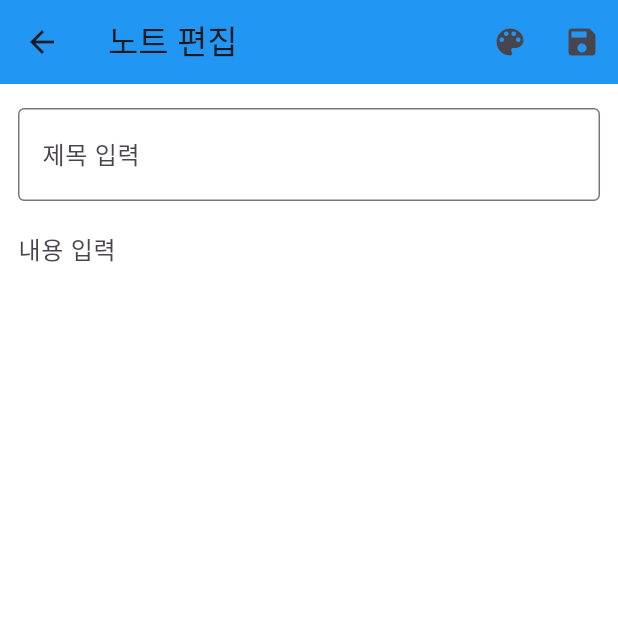
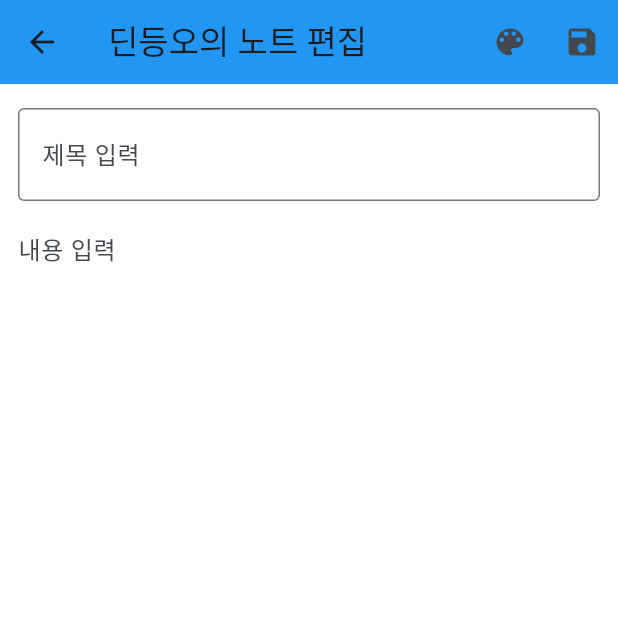
Before and after one commit to mogunjoa/memo_app_flutter, a Flutter app: the screen it shows after launch, after a tap on the "add" icon, on a phone screen of 412 x 824 dp, the top half of it. Run offline on Flutter 3.47's test engine with Material 2 defaults, Android fonts, the phone set to English and light mode, and no system bars; our stand-ins replace sqflite; accounts and stored records are empty.

Commit message:
update: 메모 앱 만들기 DB저장 - sqflite 활용

```diff
--- a/lib/data/note.dart
+++ b/lib/data/note.dart
@@ -7,14 +7,38 @@ class Note {
   static const colorYellow = Color(0xFFFFF9C4);
   static const colorLime = Color(0xFFF0F4C3);
   static const colorBlue = Color(0xFFBBDEFB);
+  static const tableName = 'notes';
+  static const columnId = 'id';
+  static const columnTitle = 'title';
+  static const columnBody = 'body';
+  static const columnColor = 'color';
+
+  final int? id;
 
   final String title;
   final String body;
   final Color color;
 
   Note(
-    this.body, {
-    this.title = '',
-    this.color = colorDefault,
-  });
+      this.body, {
+        this.id,
+        this.title = '',
+        this.color = colorDefault,
+      });
+
+  Note.fromRow(Map<String, dynamic> row)
+      : this(
+    row[columnBody],
+    id: row[columnId],
+    title: row[columnTitle],
+    color: Color(row[columnColor]),
+  );
+
+  Map<String, dynamic> toRow() {
+    return {
+      columnTitle: title,
+      columnBody: body,
+      columnColor: color.value,
+    };
+  }
 }
--- a/lib/data/note_manager.dart
+++ b/lib/data/note_manager.dart
@@ -1,25 +1,68 @@
+import 'package:sqflite/sqflite.dart';
+
 import 'note.dart';
 
 class NoteManager {
-  final List<Note> _notes = [];
+  static const _databaseName = 'notes.db';
+  static const _databaseVersion = 1;
+  Database? _database;
 
-  void addNote(Note note) {
-    _notes.add(note);
+  Future<void> addNote(Note note) async {
+    final db = await _getDatabase();
+    await db.insert(Note.tableName, note.toRow());
   }
 
-  void deleteNote(int index) {
-    _notes.removeAt(index);
+  Future<void> deleteNote(int id) async {
+    final db = await _getDatabase();
+    await db.delete(
+      Note.tableName,
+      where: '${Note.columnId} = ?',
+      whereArgs: [id],
+    );
   }
 
-  Note getNote(int index) {
-    return _notes[index];
+  Future<Note> getNote(int id) async {
+    final db = await _getDatabase();
+    final rows = await db.query(
+      Note.tableName,
+      where: '${Note.columnId} = ?',
+      whereArgs: [id],
+    );
+    return Note.fromRow(rows.single);
   }
 
-  List<Note> listNotes() {
-    return _notes;
+  Future<List<Note>> listNotes() async {
+    final db = await _getDatabase();
+    final rows = await db.query(Note.tableName);
+    return rows.map((row) => Note.fromRow(row)).toList();
   }
 
-  void updateNote(int index, Note note) {
-    _notes[index] = note;
+  Future<void> updateNote(int id, Note note) async {
+    final db = await _getDatabase();
+    await db.update(
+      Note.tableName,
+      note.toRow(),
+      where: '${Note.columnId} = ?',
+      whereArgs: [id],
+    );
+  }
+
+  Future<Database> _getDatabase() async {
+    _database ??= await openDatabase(
+      _databaseName,
+      version: _databaseVersion,
+      onCreate: (db, version) {
+        const sql = '''
+         CREATE TABLE ${Note.tableName} (
+        ${Note.columnId} INTEGER PRIMARY KEY AUTOINCREMENT,
+        ${Note.columnTitle} TEXT,
+        ${Note.columnBody} TEXT NOT NULL,
+        ${Note.columnColor} INTEGER NOT NULL
+      )
+        ''';
+        return db.execute(sql);
+      },
+    );
+    return _database!;
   }
 }
--- a/lib/main.dart
+++ b/lib/main.dart
@@ -1,7 +1,7 @@
 import 'package:flutter/material.dart';
+import 'package:memo_app/screen/note_edit_page.dart';
+import 'package:memo_app/screen/note_list_page.dart';
 import 'package:memo_app/screen/note_view_page.dart';
-import 'screen/note_edit_page.dart';
-import 'screen/note_list_page.dart';
 
 void main() {
   runApp(const MyApp());
@@ -14,24 +14,24 @@ class MyApp extends StatelessWidget {
   @override
   Widget build(BuildContext context) {
     return MaterialApp(
+      title: 'Flutter Demo',
+      theme: ThemeData(
+        colorScheme: ColorScheme.fromSeed(seedColor: Colors.blue),
+        useMaterial3: true,
+      ),
       initialRoute: NoteListPage.routeName,
       routes: {
         NoteListPage.routeName: (context) => const NoteListPage(),
         NoteEditPage.routeName: (context) {
           final args = ModalRoute.of(context)!.settings.arguments;
-          final index = args != null  ? args  as int : null;
-          return NoteEditPage(index: index,);
+          final id = args != null  ? args  as int : null;
+          return NoteEditPage(id: id,);
         },
         NoteViewPage.routeName: (context) {
-          final index = ModalRoute.of(context)!.settings.arguments as int;
-          return NoteViewPage(index: index);
+          final id = ModalRoute.of(context)!.settings.arguments as int;
+          return NoteViewPage(id: id);
         },
       },
-      title: 'Flutter Demo',
-      theme: ThemeData(
-        colorScheme: ColorScheme.fromSeed(seedColor: Colors.deepPurple),
-        useMaterial3: true,
-      ),
     );
   }
 }
--- a/lib/screen/note_edit_page.dart
+++ b/lib/screen/note_edit_page.dart
@@ -1,11 +1,14 @@
 import 'package:flutter/material.dart';
-import 'package:memo_app/providers.dart';
 
 import '../data/note.dart';
+import '../providers.dart';
 
 class NoteEditPage extends StatefulWidget {
-  const NoteEditPage({Key? key, int? index}) : super(key: key);
+  const NoteEditPage({Key? key, this.id}) : super(key: key);
+
   static const routeName = '/edit';
+
+  final int? id;
 
   @override
   State<NoteEditPage> createState() => _NoteEditPageState();
@@ -18,10 +21,26 @@ class _NoteEditPageState extends State<NoteEditPage> {
   Color memoColor = Note.colorDefault;
 
   @override
+  void initState() {
+    // TODO: implement initState
+    super.initState();
+    final noteId = widget.id;
+    if (noteId != null) {
+      noteManager().getNote(noteId).then((note) {
+        titleController.text = note.title;
+        bodyController.text = note.body;
+        setState(() {
+          memoColor = note.color;
+        });
+      });
+    }
+  }
+
+  @override
   Widget build(BuildContext context) {
     return Scaffold(
       appBar: AppBar(
-        title: const Text('노트 편집'),
+        title: const Text('딘등오의 노트 편집'),
         backgroundColor: Colors.blue,
         actions: [
           IconButton(
@@ -59,7 +78,7 @@ class _NoteEditPageState extends State<NoteEditPage> {
                   height: 8,
                 ),
                 TextField(
-                  decoration: InputDecoration(
+                  decoration: const InputDecoration(
                     border: InputBorder.none,
                     hintText: '내용 입력',
                   ),
@@ -82,44 +101,44 @@ class _NoteEditPageState extends State<NoteEditPage> {
       context: context,
       builder: (context) {
         return AlertDialog(
-          title: Text('배경색 선택'),
+          title: const Text('배경색 선택'),
           content: Column(
             mainAxisSize: MainAxisSize.min,
             children: [
               ListTile(
-                title: Text('없음'),
+                title: const Text('없음'),
                 onTap: () => _applyColor(Note.colorDefault),
               ),
               ListTile(
-                leading: CircleAvatar(
+                leading: const CircleAvatar(
                   backgroundColor: Note.colorRed,
                 ),
                 title: Text('빨간색'),
                 onTap: () => _applyColor(Note.colorRed),
               ),
               ListTile(
-                leading: CircleAvatar(
+                leading: const CircleAvatar(
                   backgroundColor: Note.colorLime,
                 ),
                 title: Text('연두색'),
                 onTap: () => _applyColor(Note.colorLime),
               ),
               ListTile(
-                leading: CircleAvatar(
+                leading: const CircleAvatar(
                   backgroundColor: Note.colorBlue,
                 ),
                 title: Text('파란색'),
                 onTap: () => _applyColor(Note.colorBlue),
               ),
               ListTile(
-                leading: CircleAvatar(
+                leading: const CircleAvatar(
                   backgroundColor: Note.colorOrange,
                 ),
                 title: Text('주황색'),
                 onTap: () => _applyColor(Note.colorOrange),
               ),
               ListTile(
-                leading: CircleAvatar(
+                leading: const CircleAvatar(
                   backgroundColor: Note.colorYellow,
                 ),
                 title: Text('노란색'),
@@ -141,11 +160,17 @@ class _NoteEditPageState extends State<NoteEditPage> {
 
   void _saveNote() {
     if (bodyController.text.isNotEmpty) {
-      noteManager().addNote(Note(
+      final note = Note(
         bodyController.text,
         title: titleController.text,
         color: memoColor,
-      ));
+      );
+      final noteIndex = widget.id;
+      if (noteIndex != null) {
+        noteManager().updateNote(noteIndex, note);
+      } else {
+        noteManager().addNote(note);
+      }
       Navigator.pop(context);
     } else {
       ScaffoldMessenger.of(context).showSnackBar(const SnackBar(
--- a/lib/screen/note_list_page.dart
+++ b/lib/screen/note_list_page.dart
@@ -1,12 +1,14 @@
 import 'package:flutter/material.dart';
-import 'package:memo_app/providers.dart';
+
 import '../data/note.dart';
+import '../providers.dart';
 import 'note_edit_page.dart';
 import 'note_view_page.dart';
 
 class NoteListPage extends StatefulWidget {
   const NoteListPage({Key? key}) : super(key: key);
-  static const routeName = "/";
+
+  static const routeName = '/';
 
   @override
   State<NoteListPage> createState() => _NoteListPageState();
@@ -17,45 +19,58 @@ class _NoteListPageState extends State<NoteListPage> {
   Widget build(BuildContext context) {
     return Scaffold(
       appBar: AppBar(
+        title: const Text('딘등오의 메모'),
         backgroundColor: Colors.blue,
-        title: const Text('딘등오의 메모장'),
       ),
-      body: GridView(
+      body: FutureBuilder<List<Note>>(
+          future: noteManager().listNotes(),
+          builder: (context, snapshot) {
+            if(snapshot.connectionState == ConnectionState.waiting){
+              return const Center(child: CircularProgressIndicator(),);
+            }
+            if(snapshot.hasError){
+              return Scaffold(
+                appBar: AppBar(),
+                body: const Center(
+                  child: Text('오류가 발생했습니다.'),
+                ),
+              );
+            }
+            final notes = snapshot.requireData;
+            return GridView.builder(
               gridDelegate: const SliverGridDelegateWithFixedCrossAxisCount(
                 crossAxisCount: 2,
                 childAspectRatio: 1,
               ),
               padding: const EdgeInsets.symmetric(
                 horizontal: 12,
-          vertical: 6,
+                vertical: 16,
               ),
-        children: _buildCards(),
+              itemCount: notes.length,
+              itemBuilder: (BuildContext context, int index) => _buildCard(notes[index]),
+            );
+          }
       ),
       floatingActionButton: FloatingActionButton(
+        tooltip: '새 노트',
         onPressed: () {
           Navigator.pushNamed(context, NoteEditPage.routeName).then((_) {
             setState(() {});
           });
         },
-        child: Icon(Icons.add),
-        tooltip: '새 노트',
+        child: const Icon(Icons.add),
       ),
     );
   }
 
-  List<Widget> _buildCards() {
-    final notes = noteManager().listNotes();
-    return List.generate(
-        notes.length, (index) => _buildCard(index, notes[index]));
-  }
 
-  Widget _buildCard(int index,Note note) {
+
+  Widget _buildCard(Note note) {
     return InkWell(
-      onTap: (){
-        Navigator.pushNamed(context, NoteViewPage.routeName, arguments: index).then((_){
-          setState(() {
-
-          });
+      onTap: () {
+        Navigator.pushNamed(context, NoteViewPage.routeName, arguments: note.id)
+            .then((_) {
+          setState(() {});
         });
       },
       child: Card(
--- a/pubspec.yaml
+++ b/pubspec.yaml
@@ -35,6 +35,7 @@ dependencies:
   # The following adds the Cupertino Icons font to your application.
   # Use with the CupertinoIcons class for iOS style icons.
   cupertino_icons: ^1.0.2
+  sqflite: ^2.2.8+4
 
 dev_dependencies:
   flutter_test:
```
Also changed, not shown: lib/screen/note_view_page.dart (+50 -20 lines), pubspec.lock, 1 other file. Lines whose indentation alone changed are shown as unchanged.
